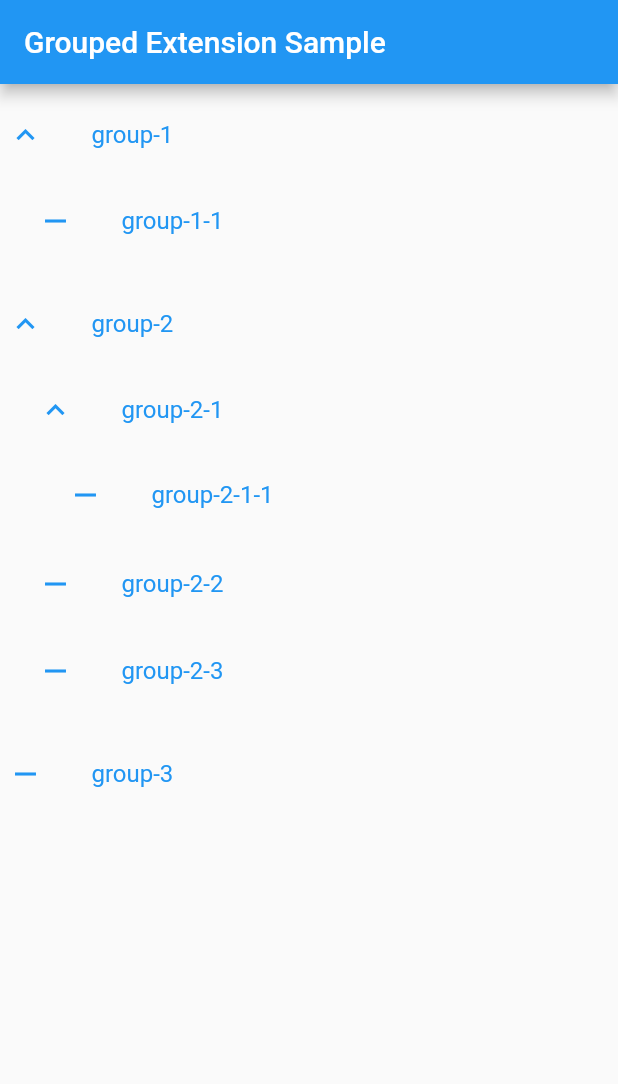
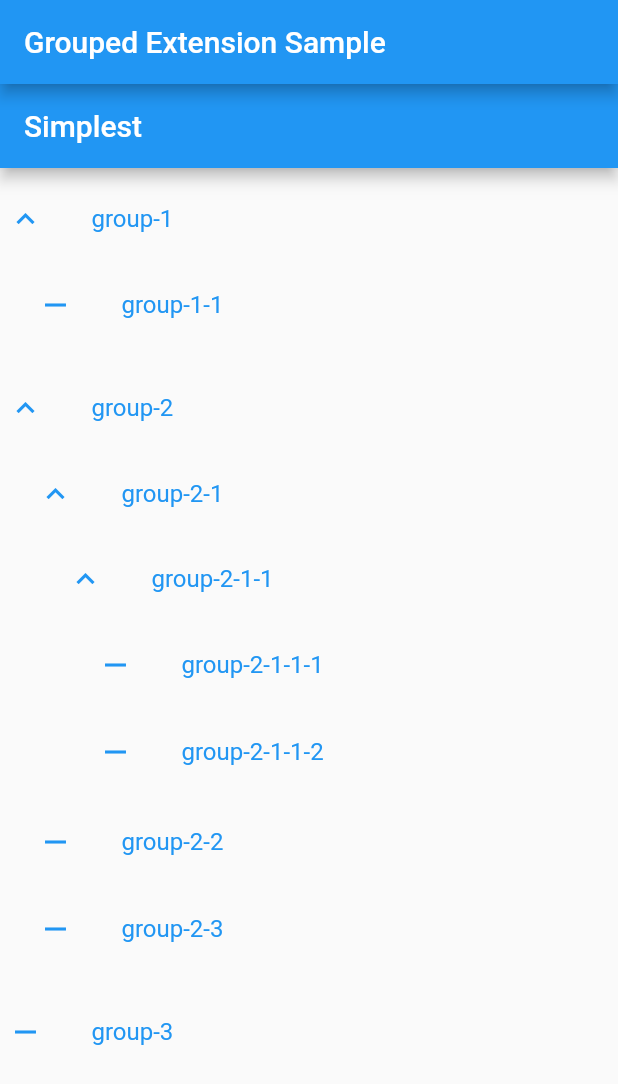
Before and after one commit to yuto-yuto/grouped-expansion-tile, a Flutter app: the screen it shows after launch, on a phone screen of 412 x 824 dp. Shown: the top 1084 px of the screen. Run offline on Flutter 3.47's test engine with Material 2 defaults, Android fonts, the phone set to English and light mode, and no system bars.

Commit message:
Update example

```diff
--- a/example/lib/main.dart
+++ b/example/lib/main.dart
@@ -42,22 +42,98 @@ class GroupedExtensionTileSample extends StatelessWidget {
       Category(additional: "group-2-1-1", uid: "6", parent: "4"),
       Category(additional: "group-2-2", uid: "7", parent: "2"),
       Category(additional: "group-2-3", uid: "8", parent: "2"),
+      Category(additional: "group-2-1-1-1", uid: "9", parent: "6"),
+      Category(additional: "group-2-1-1-2", uid: "10", parent: "6"),
     ];
   }
 
   @override
   Widget build(BuildContext context) {
-    final groupedExpansionTile = GroupedExpansionTile<Category>(
-      data: _createList(),
-      builder: (parent, depth) => Text(parent.self.additional),
-    );
     return SafeArea(
       child: Scaffold(
         appBar: AppBar(
           title: const Text("Grouped Extension Sample"),
         ),
-        body: groupedExpansionTile,
+        body: PageView(
+          children: [
+            _createSimplestSample(),
+            _createAdvancedSample(context),
+          ],
+        ),
       ),
     );
   }
+
+  Widget _createSimplestSample() {
+    final groupedExpansionTile = GroupedExpansionTile<Category>(
+      data: _createList(),
+      builder: (parent, depth) => Text(parent.self.additional),
+    );
+
+    return Scaffold(
+      appBar: AppBar(
+        title: const Text("Simplest"),
+      ),
+      // body: groupedExpansionTile,
+      body: groupedExpansionTile,
+    );
+  }
+
+  Widget _createAdvancedSample(BuildContext context) {
+    final groupedExpansionTile = GroupedExpansionTile<Category>(
+      data: _createList(),
+      builder: (parent, depth) => Text(parent.self.additional),
+      childIndent: 50,
+      controlAffinity: ListTileControlAffinity.trailing,
+      initialBorder: Border.all(color: Colors.orange, width: 1),
+      highlightedBorder:
+          Border.all(color: Colors.deepPurple.shade800, width: 3),
+      initiallyExpanded: false,
+      onAccept: (source, dest) async {
+        final text = 'uid: ${source.self.uid}\n'
+            'additional: ${source.self.additional}\n'
+            'parent: ${source.self.parent}\n\n'
+            'to\n\n'
+            'uid: ${dest.uid}\n'
+            'additional: ${dest.additional}\n'
+            'parent: ${dest.parent}';
+        await _showDialog(context, "onAccept", text);
+      },
+      onExpansionChanged: (expanded, parent, depth) async {
+        final text = "open: $expanded\n parent:$parent\n depth: $depth";
+        await _showDialog(context, "onExpansionChanged", text);
+      },
+      padding: EdgeInsets.zero,
+    );
+
+    return Scaffold(
+      appBar: AppBar(
+        title: const Text("Advanced"),
+      ),
+      body: groupedExpansionTile,
+    );
+  }
+
+  Future<void> _showDialog(
+    BuildContext context,
+    String title,
+    String text,
+  ) async {
+    final alert = AlertDialog(
+      title: Text(title),
+      content: Text(text),
+      actions: [
+        TextButton(
+          onPressed: () {
+            Navigator.of(context).pop();
+          },
+          child: const Text("OK"),
+        ),
+      ],
+    );
+    await showDialog(
+      context: context,
+      builder: (BuildContext context) => alert,
+    );
+  }
 }
--- a/lib/grouped_expansion_tile.dart
+++ b/lib/grouped_expansion_tile.dart
@@ -37,7 +37,7 @@ class GroupedExpansionTile<T extends GroupBase> extends StatefulWidget {
   final double childIndent;
 
   /// Called when expansion tile is opened/closed.
-  final Function(bool, Parent<T>, int)? onExpansionChanged;
+  final Function(bool expanded, Parent<T> parent, int depth)? onExpansionChanged;
 
   /// Whether the expansion tile is initially expanded or not
   final bool initiallyExpanded;
@@ -49,8 +49,9 @@ class GroupedExpansionTile<T extends GroupBase> extends StatefulWidget {
   /// Assigned this value to one of [borders] when a dragged piece is over a widget.
   final Border? highlightedBorder;
 
-  /// Called when an acceptable piece of data was dropped over this drag target.
-  final DragTargetAccept<Parent<T>>? onAccept;
+  /// Called when an acceptable piece of [source] data was dropped over this
+  /// [destination] target.
+  final Function(Parent<T> source, T destination)? onAccept;
 
   const GroupedExpansionTile({
     required this.data,
@@ -148,7 +149,7 @@ class _GroupedExpansionTile<T extends GroupBase>
           _borders[parent.self.uid] =
               widget.initialBorder ?? Border.all(color: Colors.transparent);
         });
-        widget.onAccept?.call(data);
+        widget.onAccept?.call(data, parent.self);
       },
     );
   }
```
